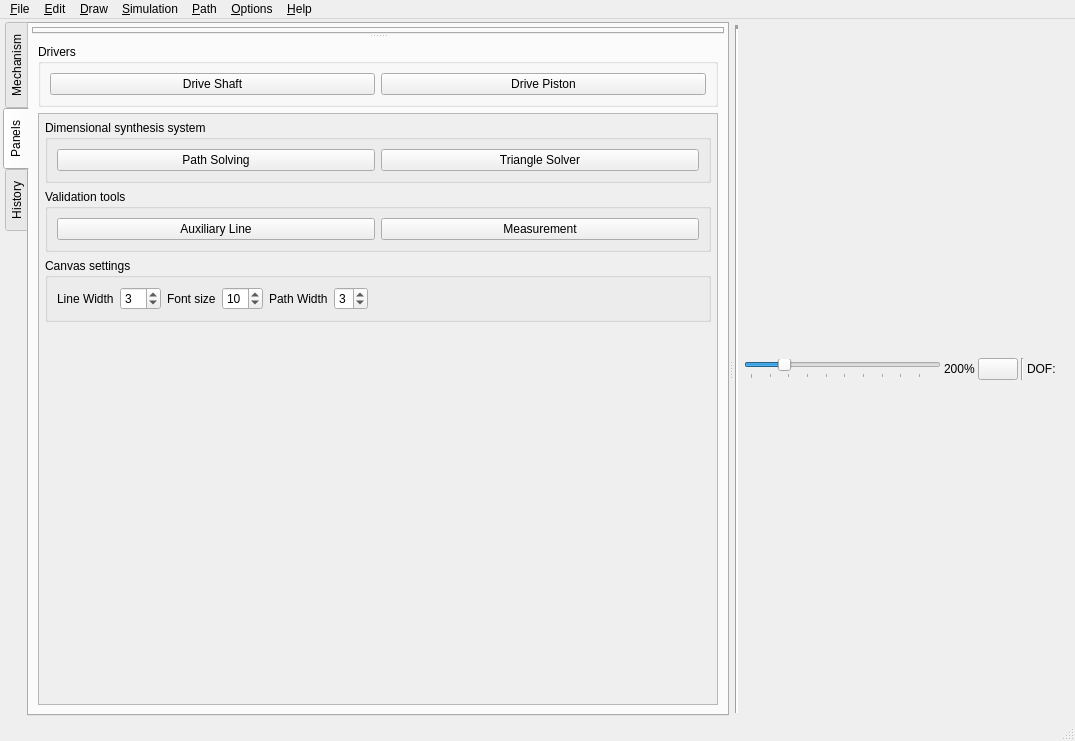
Qt form core/main.ui (KmolYuan/Pyslvs-UI) before a commit.
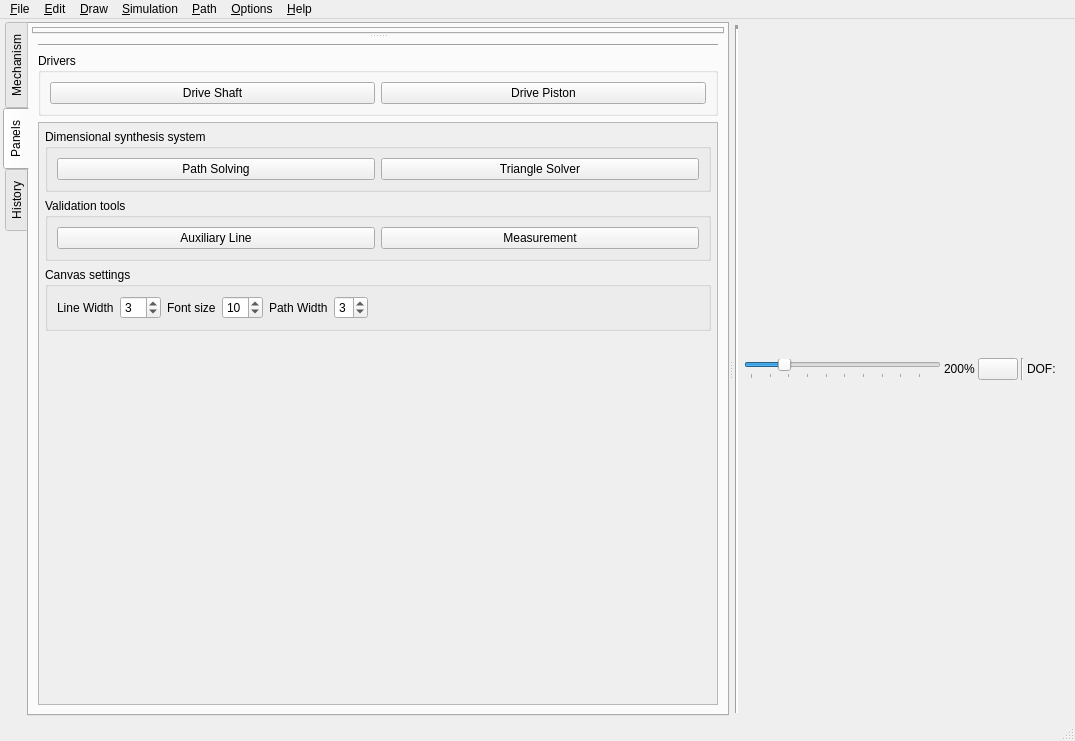
The same form after that commit. The open tabs and pages were chosen to show the change. Icons and pictures are not drawn.

Commit message: Fix drive shaft panel close error.

```diff
--- a/core/main.ui
+++ b/core/main.ui
@@ -1389,6 +1389,13 @@
                  <property name="bottomMargin">
                   <number>6</number>
                  </property>
+                 <item>
+                  <widget class="Line" name="line_4">
+                   <property name="orientation">
+                    <enum>Qt::Horizontal</enum>
+                   </property>
+                  </widget>
+                 </item>
                  <item>
                   <widget class="QGroupBox" name="groupBox_3">
                    <property name="title">
@@ -1456,7 +1463,7 @@
                       <x>0</x>
                       <y>0</y>
                       <width>591</width>
-                      <height>563</height>
+                      <height>554</height>
                      </rect>
                     </property>
                     <layout class="QVBoxLayout" name="verticalLayout_22">
```
The commit also changes 2 other files.
